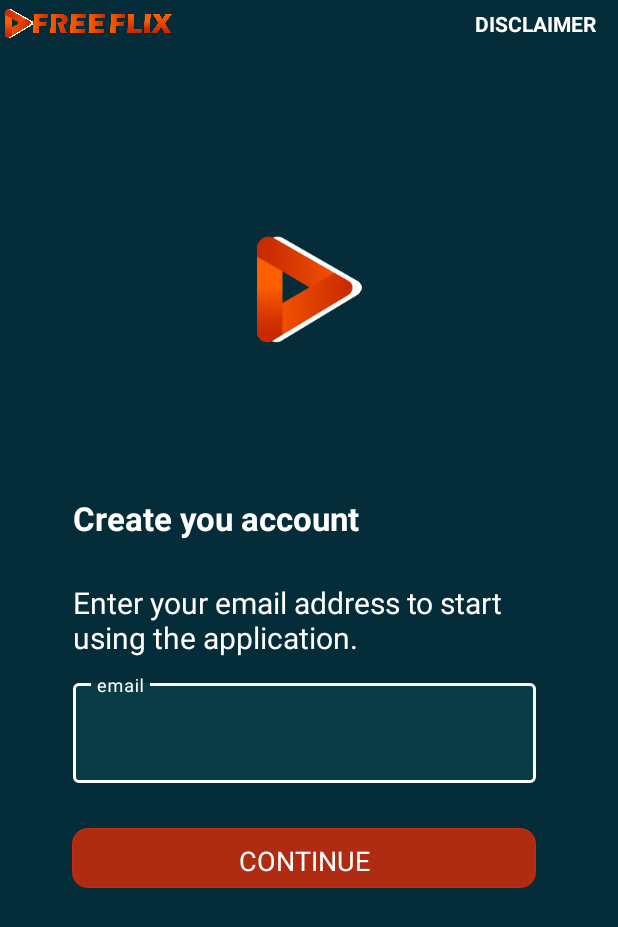
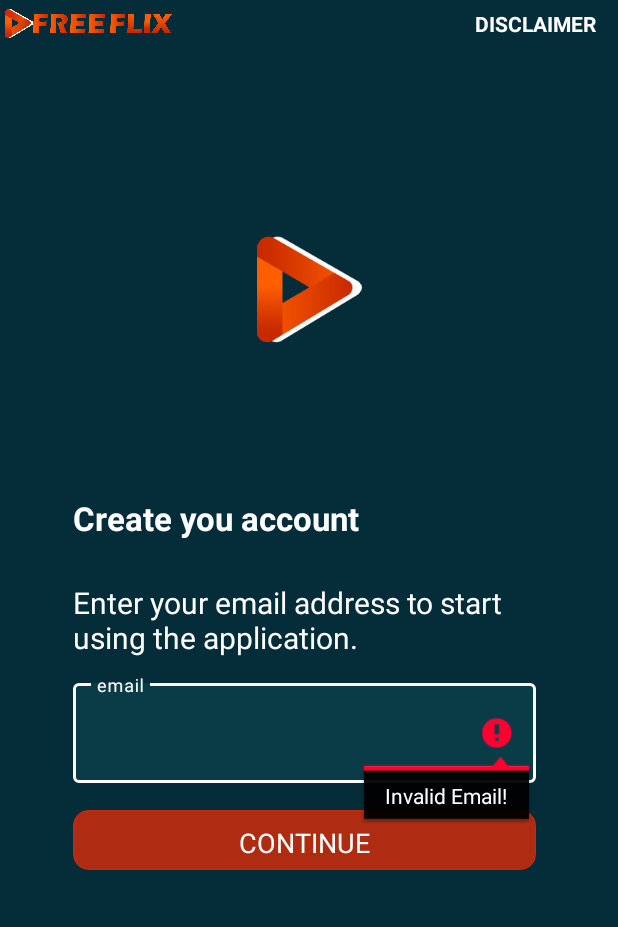
Before and after one commit to nouamanelachhab/ModTest, an Android app: the Step2 screen opened directly, with no data from a screen before it, after a tap on an icon or button, on a phone screen of 412 x 824 dp. Shown: the top 927 px of the screen. Run offline under Robolectric (Android 15) with nearby library versions, the phone set to English and light mode, and no system bars; 1 other tap on this screen came first.

Commit message:
Email validator fixed

```diff
--- a/app/src/main/java/me/inventory/admin/augscan/Step2.java
+++ b/app/src/main/java/me/inventory/admin/augscan/Step2.java
@@ -87,8 +87,8 @@ public class Step2 extends AppCompatActivity {
                     finish();
                 }
                 else {
-                    Toast.makeText(aa.getContext(), "Invalid Email!",
-                        Toast.LENGTH_LONG).show();
+
+                    input1.setError("Invalid Email!");
                     textView.setText("CONTINUE");
                     progressBar.setVisibility(View.GONE);
                     progressBar.clearAnimation();
--- a/app/src/main/res/layout/activity_step1.xml
+++ b/app/src/main/res/layout/activity_step1.xml
@@ -187,7 +187,7 @@
             android:layout_alignParentEnd="true"
             android:layout_alignParentRight="true"
             android:layout_alignParentBottom="true"
-            android:layout_marginTop="30dp"
+
 
             android:background="@drawable/button"
 
@@ -195,10 +195,10 @@
             android:onClick="next"
             app:layout_constraintBottom_toBottomOf="parent"
             app:layout_constraintEnd_toEndOf="parent"
-            app:layout_constraintHorizontal_bias="0.469"
+            app:layout_constraintHorizontal_bias="0.472"
             app:layout_constraintStart_toStartOf="parent"
             app:layout_constraintTop_toBottomOf="@id/textView6"
-            app:layout_constraintVertical_bias="0.0"
+            app:layout_constraintVertical_bias="0.188"
             app:layout_constraintWidth_percent="0.75">
 
             <ImageView
--- a/app/src/main/res/layout/activity_step2.xml
+++ b/app/src/main/res/layout/activity_step2.xml
@@ -230,7 +230,7 @@
             android:layout_alignParentEnd="true"
             android:layout_alignParentRight="true"
             android:layout_alignParentBottom="true"
-            android:layout_marginTop="30dp"
+
 
             android:background="@drawable/button"
 
@@ -238,10 +238,10 @@
             android:onClick="next"
             app:layout_constraintBottom_toBottomOf="parent"
             app:layout_constraintEnd_toEndOf="parent"
-            app:layout_constraintHorizontal_bias="0.469"
+            app:layout_constraintHorizontal_bias="0.472"
             app:layout_constraintStart_toStartOf="parent"
             app:layout_constraintTop_toBottomOf="@id/textInputEditText"
-            app:layout_constraintVertical_bias="0.0"
+            app:layout_constraintVertical_bias="0.146"
             app:layout_constraintWidth_percent="0.75">
 
             <ImageView
@@ -276,9 +276,6 @@
         </androidx.constraintlayout.widget.ConstraintLayout>
 
 
-
-
-
     </androidx.constraintlayout.widget.ConstraintLayout>
 
     <androidx.constraintlayout.widget.Guideline
```
Also changed, not shown: 1 other file.
